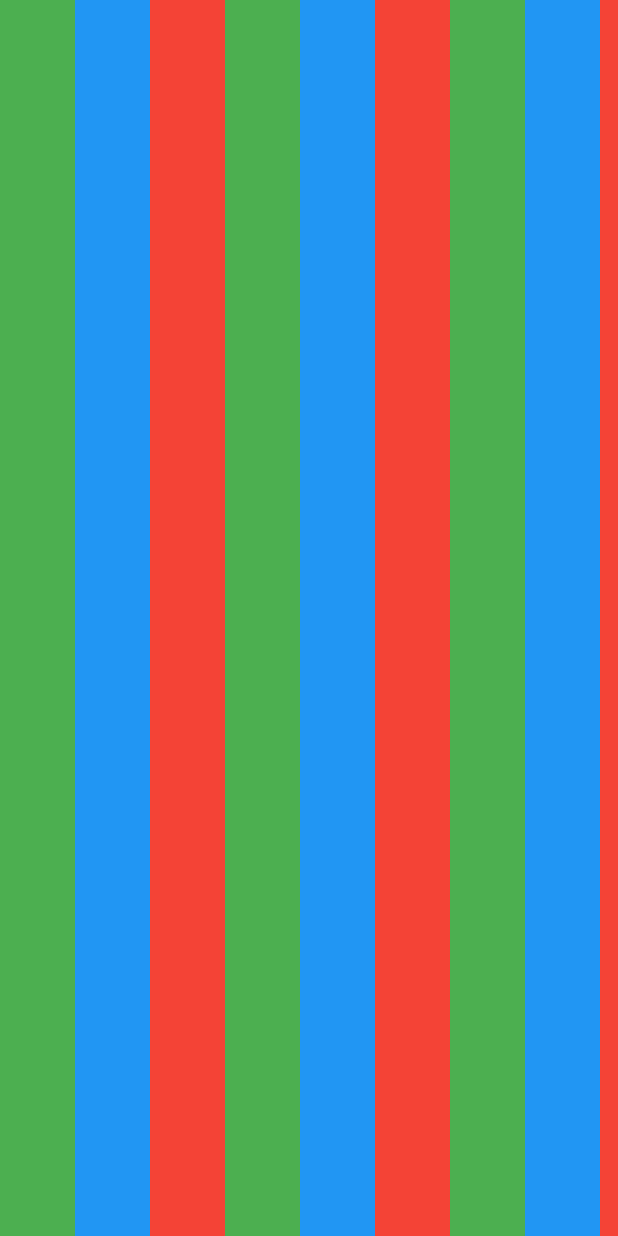
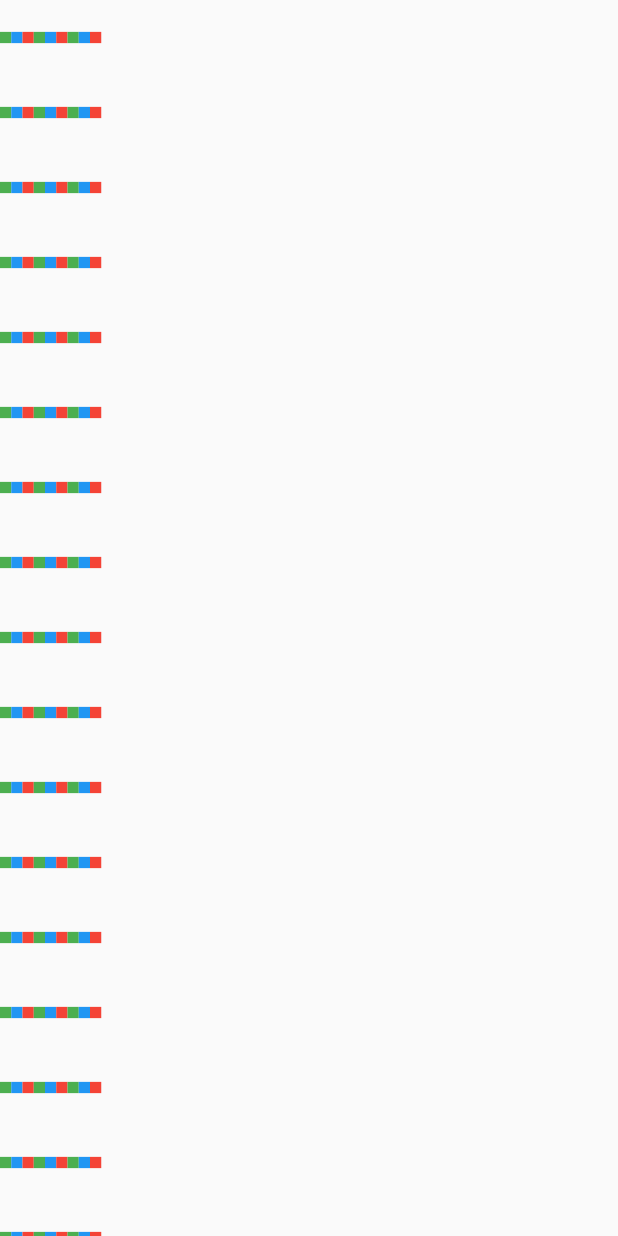
Before and after one commit to Hhanri/pixel_war_app, a Flutter app: the screen it shows after launch, on a phone screen of 412 x 824 dp. Run offline on Flutter 3.47's test engine with Material 2 defaults, Android fonts, the phone set to English and light mode, and no system bars.

Commit message:
project setup

```diff
--- a/lib/main.dart
+++ b/lib/main.dart
@@ -1,5 +1,5 @@
 import 'package:flutter/material.dart';
-import 'package:pixel_war_app/home_page.dart';
+import 'package:pixel_war_app/screens/home_page.dart';
 
 void main() {
   runApp(const MyApp());
--- /dev/null
+++ b/lib/models/pixel_model.dart
@@ -0,0 +1,35 @@
+import 'package:flutter/material.dart';
+
+final gridTest = [
+  [PixelModel.greenPixel, PixelModel.bluePixel, PixelModel.redPixel,PixelModel.greenPixel, PixelModel.bluePixel, PixelModel.redPixel,PixelModel.greenPixel, PixelModel.bluePixel, PixelModel.redPixel,PixelModel.greenPixel, PixelModel.bluePixel, PixelModel.redPixel],
+  [PixelModel.greenPixel, PixelModel.bluePixel, PixelModel.redPixel,PixelModel.greenPixel, PixelModel.bluePixel, PixelModel.redPixel,PixelModel.greenPixel, PixelModel.bluePixel, PixelModel.redPixel,PixelModel.greenPixel, PixelModel.bluePixel, PixelModel.redPixel],
+  [PixelModel.greenPixel, PixelModel.bluePixel, PixelModel.redPixel,PixelModel.greenPixel, PixelModel.bluePixel, PixelModel.redPixel,PixelModel.greenPixel, PixelModel.bluePixel, PixelModel.redPixel,PixelModel.greenPixel, PixelModel.bluePixel, PixelModel.redPixel],
+  [PixelModel.greenPixel, PixelModel.bluePixel, PixelModel.redPixel,PixelModel.greenPixel, PixelModel.bluePixel, PixelModel.redPixel,PixelModel.greenPixel, PixelModel.bluePixel, PixelModel.redPixel,PixelModel.greenPixel, PixelModel.bluePixel, PixelModel.redPixel],
+  [PixelModel.greenPixel, PixelModel.bluePixel, PixelModel.redPixel,PixelModel.greenPixel, PixelModel.bluePixel, PixelModel.redPixel,PixelModel.greenPixel, PixelModel.bluePixel, PixelModel.redPixel,PixelModel.greenPixel, PixelModel.bluePixel, PixelModel.redPixel],
+  [PixelModel.greenPixel, PixelModel.bluePixel, PixelModel.redPixel,PixelModel.greenPixel, PixelModel.bluePixel, PixelModel.redPixel,PixelModel.greenPixel, PixelModel.bluePixel, PixelModel.redPixel,PixelModel.greenPixel, PixelModel.bluePixel, PixelModel.redPixel],
+  [PixelModel.greenPixel, PixelModel.bluePixel, PixelModel.redPixel,PixelModel.greenPixel, PixelModel.bluePixel, PixelModel.redPixel,PixelModel.greenPixel, PixelModel.bluePixel, PixelModel.redPixel,PixelModel.greenPixel, PixelModel.bluePixel, PixelModel.redPixel],
+  [PixelModel.greenPixel, PixelModel.bluePixel, PixelModel.redPixel,PixelModel.greenPixel, PixelModel.bluePixel, PixelModel.redPixel,PixelModel.greenPixel, PixelModel.bluePixel, PixelModel.redPixel,PixelModel.greenPixel, PixelModel.bluePixel, PixelModel.redPixel],
+  [PixelModel.greenPixel, PixelModel.bluePixel, PixelModel.redPixel,PixelModel.greenPixel, PixelModel.bluePixel, PixelModel.redPixel,PixelModel.greenPixel, PixelModel.bluePixel, PixelModel.redPixel,PixelModel.greenPixel, PixelModel.bluePixel, PixelModel.redPixel],
+  [PixelModel.greenPixel, PixelModel.bluePixel, PixelModel.redPixel,PixelModel.greenPixel, PixelModel.bluePixel, PixelModel.redPixel,PixelModel.greenPixel, PixelModel.bluePixel, PixelModel.redPixel,PixelModel.greenPixel, PixelModel.bluePixel, PixelModel.redPixel],
+  [PixelModel.greenPixel, PixelModel.bluePixel, PixelModel.redPixel,PixelModel.greenPixel, PixelModel.bluePixel, PixelModel.redPixel,PixelModel.greenPixel, PixelModel.bluePixel, PixelModel.redPixel,PixelModel.greenPixel, PixelModel.bluePixel, PixelModel.redPixel],
+  [PixelModel.greenPixel, PixelModel.bluePixel, PixelModel.redPixel,PixelModel.greenPixel, PixelModel.bluePixel, PixelModel.redPixel,PixelModel.greenPixel, PixelModel.bluePixel, PixelModel.redPixel,PixelModel.greenPixel, PixelModel.bluePixel, PixelModel.redPixel],
+  [PixelModel.greenPixel, PixelModel.bluePixel, PixelModel.redPixel,PixelModel.greenPixel, PixelModel.bluePixel, PixelModel.redPixel,PixelModel.greenPixel, PixelModel.bluePixel, PixelModel.redPixel,PixelModel.greenPixel, PixelModel.bluePixel, PixelModel.redPixel],
+  [PixelModel.greenPixel, PixelModel.bluePixel, PixelModel.redPixel,PixelModel.greenPixel, PixelModel.bluePixel, PixelModel.redPixel,PixelModel.greenPixel, PixelModel.bluePixel, PixelModel.redPixel,PixelModel.greenPixel, PixelModel.bluePixel, PixelModel.redPixel],
+  [PixelModel.greenPixel, PixelModel.bluePixel, PixelModel.redPixel,PixelModel.greenPixel, PixelModel.bluePixel, PixelModel.redPixel,PixelModel.greenPixel, PixelModel.bluePixel, PixelModel.redPixel,PixelModel.greenPixel, PixelModel.bluePixel, PixelModel.redPixel],
+  [PixelModel.greenPixel, PixelModel.bluePixel, PixelModel.redPixel,PixelModel.greenPixel, PixelModel.bluePixel, PixelModel.redPixel,PixelModel.greenPixel, PixelModel.bluePixel, PixelModel.redPixel,PixelModel.greenPixel, PixelModel.bluePixel, PixelModel.redPixel],
+  [PixelModel.greenPixel, PixelModel.bluePixel, PixelModel.redPixel,PixelModel.greenPixel, PixelModel.bluePixel, PixelModel.redPixel,PixelModel.greenPixel, PixelModel.bluePixel, PixelModel.redPixel,PixelModel.greenPixel, PixelModel.bluePixel, PixelModel.redPixel],
+];
+
+class PixelModel {
+  final Color color;
+  final String username;
+
+  PixelModel({required this.color, required this.username});
+
+  static const double pixelWidth = 3.0;
+  static const double pixelHeight = 3.0;
+
+  static PixelModel greenPixel = PixelModel(color: Colors.green, username: '');
+  static PixelModel redPixel = PixelModel(color: Colors.red, username: '');
+  static PixelModel bluePixel = PixelModel(color: Colors.blue, username: '');
+}
--- a/lib/pixel_grid_widget.dart
+++ b/lib/pixel_grid_widget.dart
@@ -1,7 +1,9 @@
 import 'package:flutter/material.dart';
+import 'package:pixel_war_app/models/pixel_model.dart';
+import 'package:pixel_war_app/widgets/pixel_widget.dart';
 import 'package:vector_math/vector_math_64.dart' as vector;
 
-import 'helpers.dart';
+import 'helpers/helpers.dart';
 
 class PixelGridWidget extends StatefulWidget {
   const PixelGridWidget({Key? key}) : super(key: key);
@@ -93,55 +95,3 @@
     );
   }
 }
-
-final gridTest = [
-  [PixelModel.greenPixel, PixelModel.bluePixel, PixelModel.redPixel,PixelModel.greenPixel, PixelModel.bluePixel, PixelModel.redPixel,PixelModel.greenPixel, PixelModel.bluePixel, PixelModel.redPixel,PixelModel.greenPixel, PixelModel.bluePixel, PixelModel.redPixel],
-  [PixelModel.greenPixel, PixelModel.bluePixel, PixelModel.redPixel,PixelModel.greenPixel, PixelModel.bluePixel, PixelModel.redPixel,PixelModel.greenPixel, PixelModel.bluePixel, PixelModel.redPixel,PixelModel.greenPixel, PixelModel.bluePixel, PixelModel.redPixel],
-  [PixelModel.greenPixel, PixelModel.bluePixel, PixelModel.redPixel,PixelModel.greenPixel, PixelModel.bluePixel, PixelModel.redPixel,PixelModel.greenPixel, PixelModel.bluePixel, PixelModel.redPixel,PixelModel.greenPixel, PixelModel.bluePixel, PixelModel.redPixel],
-  [PixelModel.greenPixel, PixelModel.bluePixel, PixelModel.redPixel,PixelModel.greenPixel, PixelModel.bluePixel, PixelModel.redPixel,PixelModel.greenPixel, PixelModel.bluePixel, PixelModel.redPixel,PixelModel.greenPixel, PixelModel.bluePixel, PixelModel.redPixel],
-  [PixelModel.greenPixel, PixelModel.bluePixel, PixelModel.redPixel,PixelModel.greenPixel, PixelModel.bluePixel, PixelModel.redPixel,PixelModel.greenPixel, PixelModel.bluePixel, PixelModel.redPixel,PixelModel.greenPixel, PixelModel.bluePixel, PixelModel.redPixel],
-  [PixelModel.greenPixel, PixelModel.bluePixel, PixelModel.redPixel,PixelModel.greenPixel, PixelModel.bluePixel, PixelModel.redPixel,PixelModel.greenPixel, PixelModel.bluePixel, PixelModel.redPixel,PixelModel.greenPixel, PixelModel.bluePixel, PixelModel.redPixel],
-  [PixelModel.greenPixel, PixelModel.bluePixel, PixelModel.redPixel,PixelModel.greenPixel, PixelModel.bluePixel, PixelModel.redPixel,PixelModel.greenPixel, PixelModel.bluePixel, PixelModel.redPixel,PixelModel.greenPixel, PixelModel.bluePixel, PixelModel.redPixel],
-  [PixelModel.greenPixel, PixelModel.bluePixel, PixelModel.redPixel,PixelModel.greenPixel, PixelModel.bluePixel, PixelModel.redPixel,PixelModel.greenPixel, PixelModel.bluePixel, PixelModel.redPixel,PixelModel.greenPixel, PixelModel.bluePixel, PixelModel.redPixel],
-  [PixelModel.greenPixel, PixelModel.bluePixel, PixelModel.redPixel,PixelModel.greenPixel, PixelModel.bluePixel, PixelModel.redPixel,PixelModel.greenPixel, PixelModel.bluePixel, PixelModel.redPixel,PixelModel.greenPixel, PixelModel.bluePixel, PixelModel.redPixel],
-  [PixelModel.greenPixel, PixelModel.bluePixel, PixelModel.redPixel,PixelModel.greenPixel, PixelModel.bluePixel, PixelModel.redPixel,PixelModel.greenPixel, PixelModel.bluePixel, PixelModel.redPixel,PixelModel.greenPixel, PixelModel.bluePixel, PixelModel.redPixel],
-  [PixelModel.greenPixel, PixelModel.bluePixel, PixelModel.redPixel,PixelModel.greenPixel, PixelModel.bluePixel, PixelModel.redPixel,PixelModel.greenPixel, PixelModel.bluePixel, PixelModel.redPixel,PixelModel.greenPixel, PixelModel.bluePixel, PixelModel.redPixel],
-  [PixelModel.greenPixel, PixelModel.bluePixel, PixelModel.redPixel,PixelModel.greenPixel, PixelModel.bluePixel, PixelModel.redPixel,PixelModel.greenPixel, PixelModel.bluePixel, PixelModel.redPixel,PixelModel.greenPixel, PixelModel.bluePixel, PixelModel.redPixel],
-  [PixelModel.greenPixel, PixelModel.bluePixel, PixelModel.redPixel,PixelModel.greenPixel, PixelModel.bluePixel, PixelModel.redPixel,PixelModel.greenPixel, PixelModel.bluePixel, PixelModel.redPixel,PixelModel.greenPixel, PixelModel.bluePixel, PixelModel.redPixel],
-  [PixelModel.greenPixel, PixelModel.bluePixel, PixelModel.redPixel,PixelModel.greenPixel, PixelModel.bluePixel, PixelModel.redPixel,PixelModel.greenPixel, PixelModel.bluePixel, PixelModel.redPixel,PixelModel.greenPixel, PixelModel.bluePixel, PixelModel.redPixel],
-  [PixelModel.greenPixel, PixelModel.bluePixel, PixelModel.redPixel,PixelModel.greenPixel, PixelModel.bluePixel, PixelModel.redPixel,PixelModel.greenPixel, PixelModel.bluePixel, PixelModel.redPixel,PixelModel.greenPixel, PixelModel.bluePixel, PixelModel.redPixel],
-  [PixelModel.greenPixel, PixelModel.bluePixel, PixelModel.redPixel,PixelModel.greenPixel, PixelModel.bluePixel, PixelModel.redPixel,PixelModel.greenPixel, PixelModel.bluePixel, PixelModel.redPixel,PixelModel.greenPixel, PixelModel.bluePixel, PixelModel.redPixel],
-  [PixelModel.greenPixel, PixelModel.bluePixel, PixelModel.redPixel,PixelModel.greenPixel, PixelModel.bluePixel, PixelModel.redPixel,PixelModel.greenPixel, PixelModel.bluePixel, PixelModel.redPixel,PixelModel.greenPixel, PixelModel.bluePixel, PixelModel.redPixel],
-];
-
-class PixelModel {
-  final Color color;
-  final String username;
-
-  PixelModel({required this.color, required this.username});
-  static PixelModel greenPixel = PixelModel(color: Colors.green, username: '');
-  static PixelModel redPixel = PixelModel(color: Colors.red, username: '');
-  static PixelModel bluePixel = PixelModel(color: Colors.blue, username: '');
-}
-
-class PixelWidget extends StatelessWidget {
-  final PixelModel pixelModel;
-  final VoidCallback onTap;
-  const PixelWidget({
-    Key? key,
-    required this.pixelModel,
-    required this.onTap
-  }) : super(key: key);
-
-  @override
-  Widget build(BuildContext context) {
-    return InkWell(
-      onTap: onTap,
-      child: Container(
-        height: 20,
-        width: 20,
-        color: pixelModel.color,
-      ),
-    );
-  }
-}
--- /dev/null
+++ b/lib/widgets/pixel_widget.dart
@@ -0,0 +1,24 @@
+import 'package:flutter/material.dart';
+import 'package:pixel_war_app/models/pixel_model.dart';
+
+class PixelWidget extends StatelessWidget {
+  final PixelModel pixelModel;
+  final VoidCallback onTap;
+  const PixelWidget({
+    Key? key,
+    required this.pixelModel,
+    required this.onTap
+  }) : super(key: key);
+
+  @override
+  Widget build(BuildContext context) {
+    return InkWell(
+      onTap: onTap,
+      child: Container(
+        height: PixelModel.pixelHeight,
+        width: PixelModel.pixelWidth,
+        color: pixelModel.color,
+      ),
+    );
+  }
+}
```
Also changed, not shown: lib/helpers/helpers.dart (renamed from lib/helpers.dart), lib/screens/home_page.dart (renamed from lib/home_page.dart).
